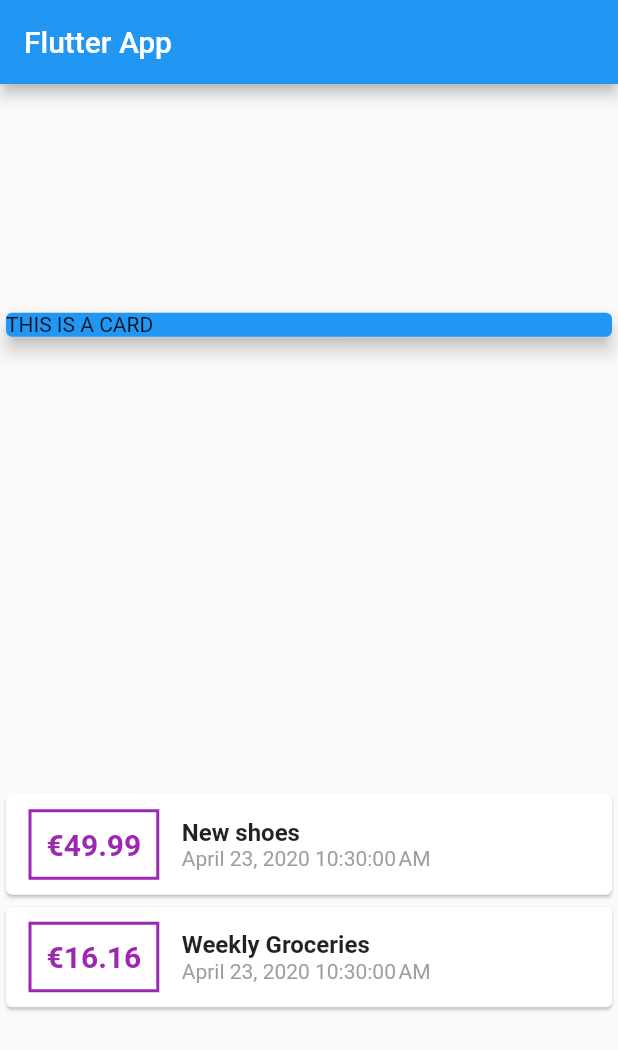
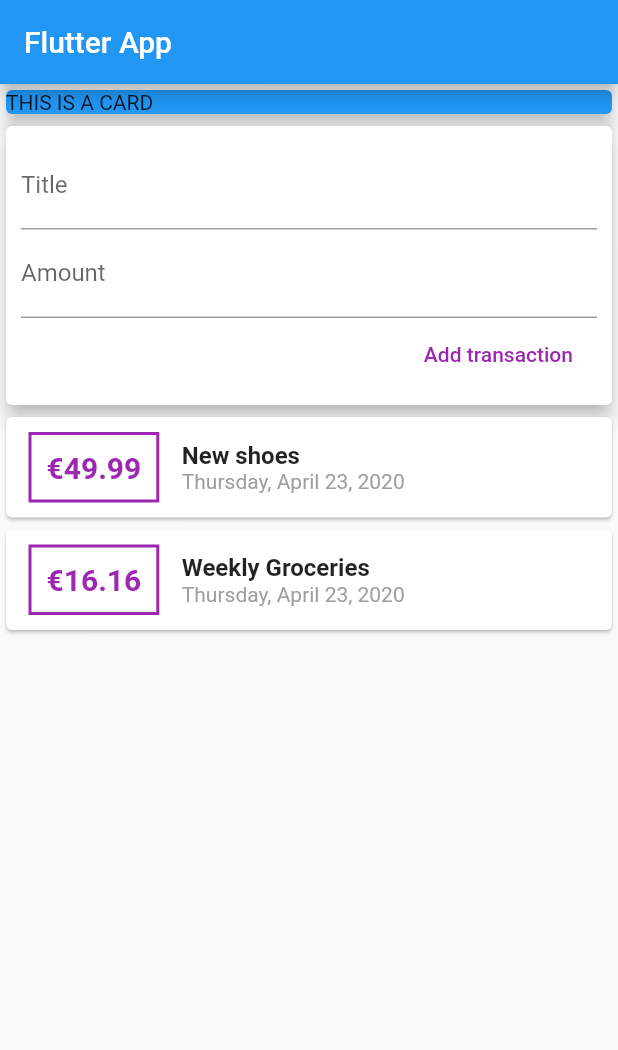
Before and after one commit to FilipePaiz/NoMoreWaste, a Flutter app: the screen it shows after launch, on a phone screen of 412 x 824 dp. Shown: the top 1050 px of the screen. Run offline on Flutter 3.47's test engine with Material 2 defaults, Android fonts, the phone set to English and light mode, and no system bars.

Commit message:
added user input

```diff
--- a/lib/main.dart
+++ b/lib/main.dart
@@ -37,7 +37,6 @@ class MyHomePage extends StatelessWidget {
         title: Text('Flutter App'),
       ),
       body: Column(
-        mainAxisAlignment: MainAxisAlignment.spaceAround,
         crossAxisAlignment: CrossAxisAlignment.stretch,
         children: <Widget>[
           Container(
@@ -46,6 +45,28 @@ class MyHomePage extends StatelessWidget {
               color: Colors.blue,
               child: Text('THIS IS A CARD'),
               elevation: 5,
+            ),
+          ),
+          Card(
+            elevation: 5,
+            child: Container(
+              padding: EdgeInsets.all(10),
+              child: Column(
+                crossAxisAlignment: CrossAxisAlignment.end,
+                children: <Widget>[
+                  TextField(
+                    decoration: InputDecoration(labelText: 'Title'),
+                  ),
+                  TextField(
+                    decoration: InputDecoration(labelText: 'Amount'),
+                  ),
+                  FlatButton(
+                    onPressed: () {},
+                    child: Text('Add transaction'),
+                    textColor: Colors.purple,
+                  ),
+                ],
+              ),
             ),
           ),
           Column(
@@ -85,7 +106,7 @@ class MyHomePage extends StatelessWidget {
                           ),
                         ),
                         Text(
-                          DateFormat().format(tx.date),
+                          DateFormat.yMMMMEEEEd().format(tx.date),
                           style: TextStyle(color: Colors.grey),
                         ),
                       ],
```
